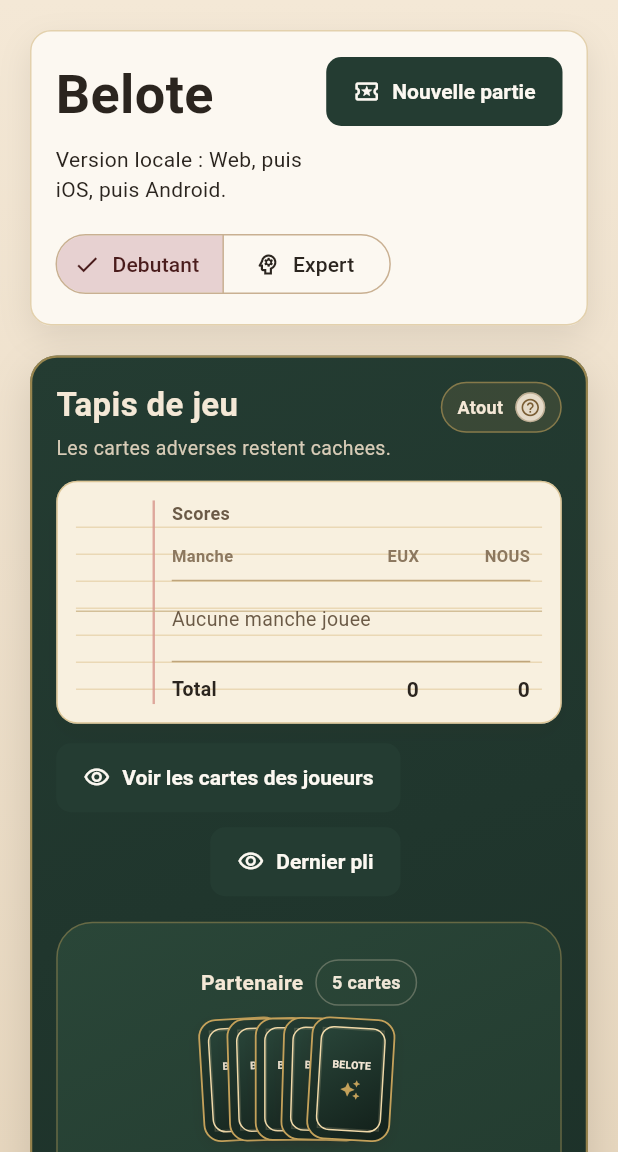
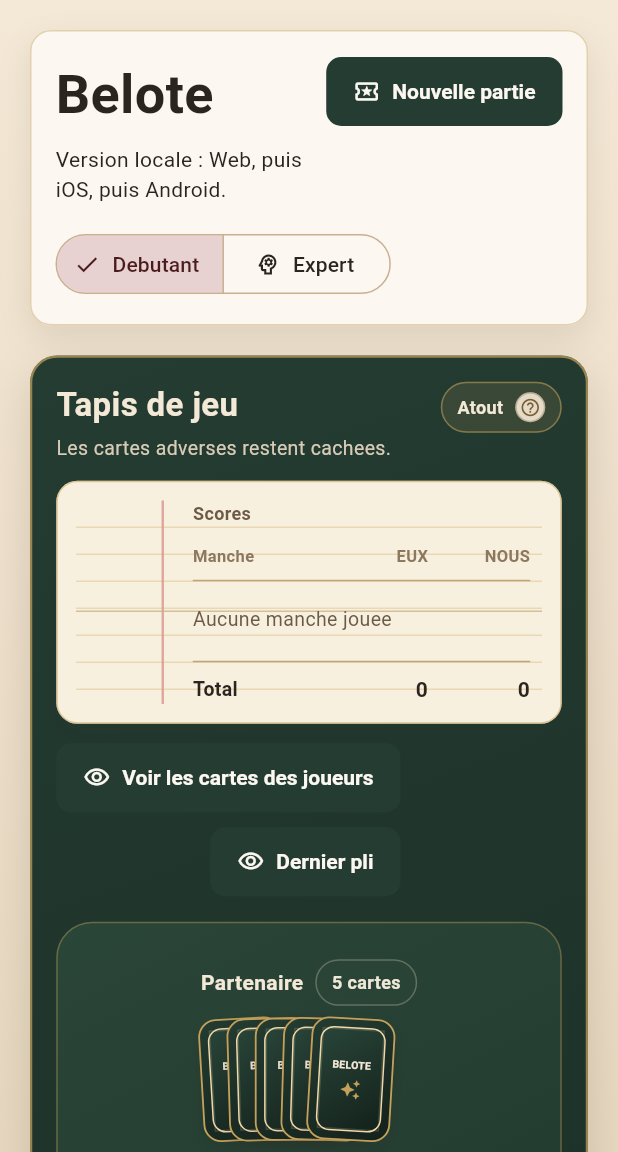
Before and after one commit to ebouda33/beloteMobile, a Flutter app: the screen it shows after launch, after a tap on "Nouvelle partie", on a phone screen of 412 x 824 dp, the part 84-1236 px from its top. Run offline on Flutter 3.47's test engine with Material 3 defaults, Android fonts, the phone set to English and light mode, and no system bars; Roboto replaces fonts that are missing (Georgia).

Commit message:
Refine table score spacing

```diff
--- a/lib/game/ui/game_board_view.dart
+++ b/lib/game/ui/game_board_view.dart
@@ -272,7 +272,7 @@ class _ScoreNotebook extends StatelessWidget {
 
     return Container(
       key: const ValueKey('score-notebook'),
-      width: 350,
+      width: 340,
       padding: const EdgeInsets.all(12),
       decoration: BoxDecoration(
         color: const Color(0xFFF8F0DF),
@@ -296,7 +296,7 @@ class _ScoreNotebook extends StatelessWidget {
               child: CustomPaint(painter: _NotebookPagePainter()),
             ),
             Padding(
-              padding: const EdgeInsets.only(left: 64, right: 8),
+              padding: const EdgeInsets.only(left: 78, right: 8),
               child: Column(
                 crossAxisAlignment: CrossAxisAlignment.start,
                 children: [
@@ -323,7 +323,7 @@ class _ScoreNotebook extends StatelessWidget {
                         ),
                       ),
                       SizedBox(
-                        width: 66,
+                        width: 60,
                         child: Text(
                           'EUX',
                           textAlign: TextAlign.right,
@@ -336,7 +336,7 @@ class _ScoreNotebook extends StatelessWidget {
                       ),
                       const SizedBox(width: 8),
                       SizedBox(
-                        width: 66,
+                        width: 60,
                         child: Text(
                           'NOUS',
                           textAlign: TextAlign.right,
@@ -387,7 +387,7 @@ class _ScoreNotebook extends StatelessWidget {
                             ),
                           ),
                           SizedBox(
-                            width: 66,
+                            width: 60,
                             child: Text(
                               '${roundHistory[index][Team.opponentTeam] ?? 0}',
                               textAlign: TextAlign.right,
@@ -400,7 +400,7 @@ class _ScoreNotebook extends StatelessWidget {
                           ),
                           const SizedBox(width: 8),
                           SizedBox(
-                            width: 66,
+                            width: 60,
                             child: Text(
                               '${roundHistory[index][Team.humanTeam] ?? 0}',
                               textAlign: TextAlign.right,
@@ -444,7 +444,7 @@ class _ScoreNotebook extends StatelessWidget {
                         ),
                       ),
                       SizedBox(
-                        width: 66,
+                        width: 60,
                         child: Text(
                           '$opponentTotal',
                           textAlign: TextAlign.right,
@@ -457,7 +457,7 @@ class _ScoreNotebook extends StatelessWidget {
                       ),
                       const SizedBox(width: 8),
                       SizedBox(
-                        width: 66,
+                        width: 60,
                         child: Text(
                           '$humanTotal',
                           textAlign: TextAlign.right,
@@ -497,7 +497,7 @@ class _NotebookPagePainter extends CustomPainter {
       canvas.drawLine(Offset(0, y), Offset(size.width, y), ruledPaint);
     }
 
-    canvas.drawLine(const Offset(52, 0), Offset(52, size.height), marginPaint);
+    canvas.drawLine(const Offset(58, 0), Offset(58, size.height), marginPaint);
     canvas.drawLine(
       const Offset(0, 74),
       Offset(size.width, 74),
```
